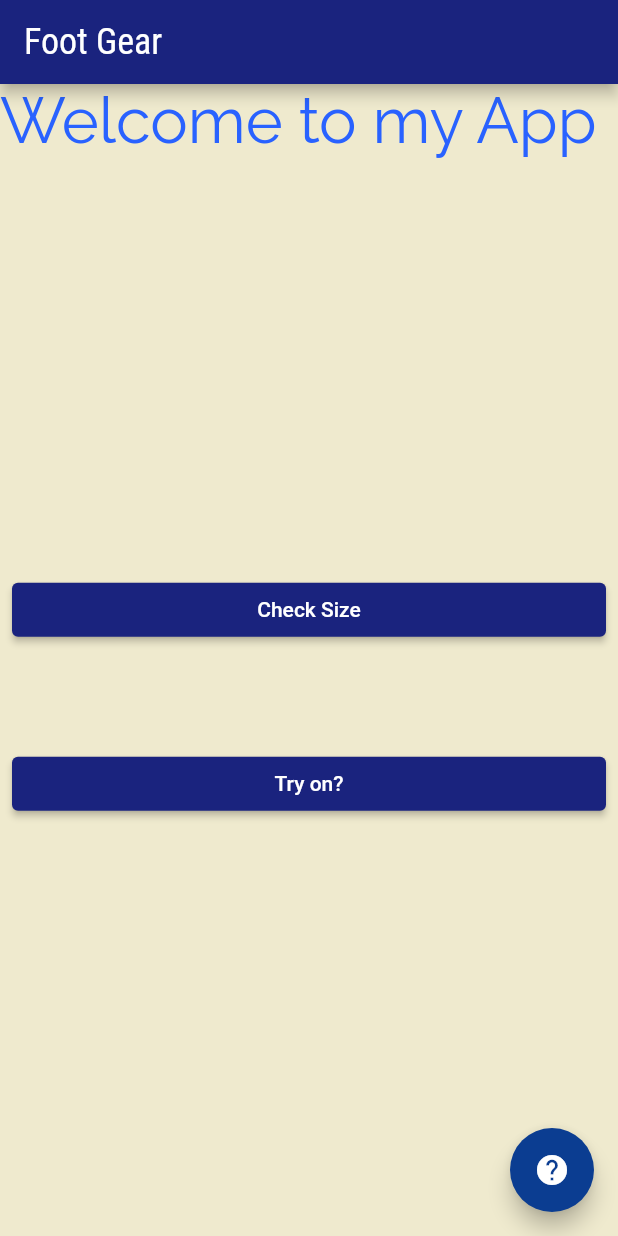
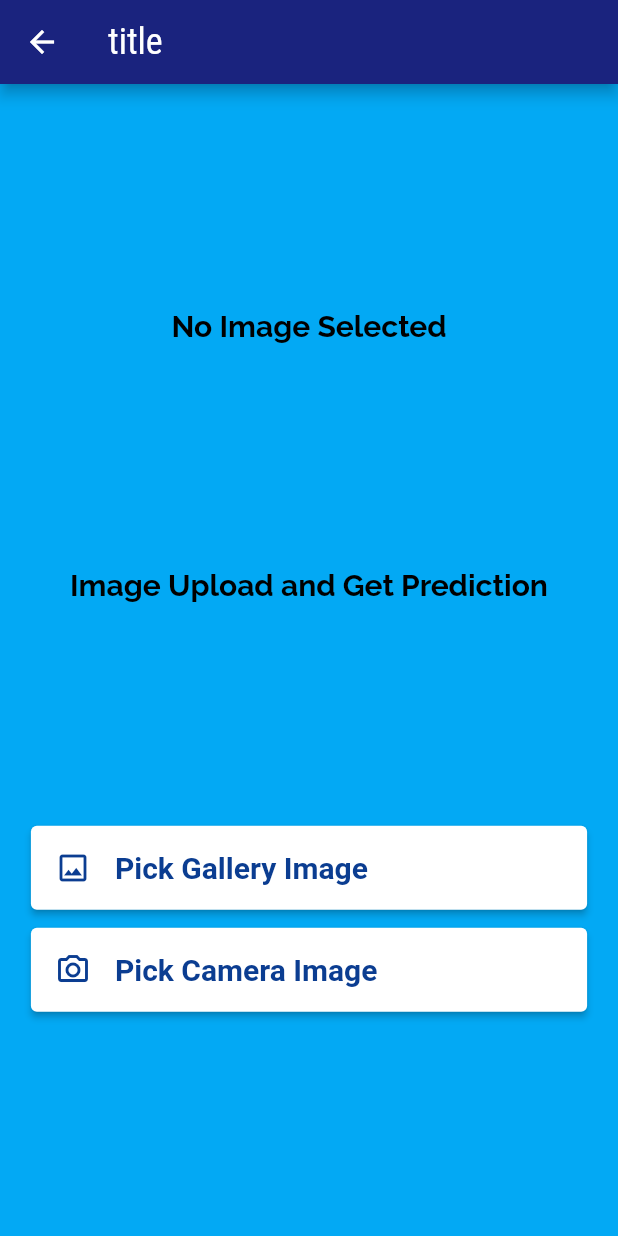
Before and after one commit to isurikaudeshini/CSC-317-1.5-Human_Computer_Interaction, a Flutter app: the screen it shows after launch, after a tap on "Check Size", on a phone screen of 412 x 824 dp. Run offline on Flutter 3.47's test engine with Material 2 defaults, Android fonts, the phone set to English and light mode, and no system bars; our stand-ins replace flutter_image_compress, flutter_spinkit, image_picker.

Commit message:
feat: :sparkles: size prediction feature added

```diff
--- a/lib/main.dart
+++ b/lib/main.dart
@@ -1,6 +1,7 @@
 import 'package:flutter/material.dart';
 import 'screens/categoriesScreen.dart';
 import 'screens/try_on_shoes.dart';
+import 'screens/feetSizePrediction.dart';
 import './colors.dart';
 
 void main() {
@@ -17,12 +18,12 @@ class MyApp extends StatelessWidget {
       title: 'Foot Gear',
       theme: ThemeData(
         primarySwatch: darkBlueSwatch,
-        canvasColor: Color.fromARGB(255, 239, 234, 206),
+        canvasColor: const Color.fromARGB(255, 239, 234, 206),
         fontFamily: 'Raleway',
         textTheme: ThemeData.light().textTheme.copyWith(
-            bodyLarge: TextStyle(color: Colors.black),
-            bodyMedium: TextStyle(color: Colors.black),
-            titleLarge: TextStyle(
+            bodyLarge: const TextStyle(color: Colors.black),
+            bodyMedium: const TextStyle(color: Colors.black),
+            titleLarge: const TextStyle(
               fontSize: 24,
               fontFamily: 'RobotoCondensed',
             )),
@@ -31,7 +32,7 @@ class MyApp extends StatelessWidget {
       initialRoute: '/',
       routes: {
         '/': (context) => const MyHomePage(title: 'Foot Gear'),
-        tryOnShoes.routeName: (context) => tryOnShoes()
+        TryOnShoes.routeName: (context) => TryOnShoes(),
       },
     );
   }
@@ -39,11 +40,6 @@ class MyApp extends StatelessWidget {
 
 class MyHomePage extends StatefulWidget {
   const MyHomePage({super.key, required this.title});
-
-  // This class is the configuration for the state. It holds the values (in this
-  // case the title) provided by the parent (in this case the App widget) and
-  // used by the build method of the State. Fields in a Widget subclass are
-  // always marked "final".
 
   final String title;
 
@@ -67,8 +63,6 @@ class _MyHomePageState extends State<MyHomePage> {
           ),
           Expanded(
             child: Center(
-              // Center is a layout widget. It takes a single child and positions it
-              // in the middle of the parent.
               child: Padding(
                 padding: const EdgeInsets.all(8.0),
                 child: Column(
@@ -76,7 +70,15 @@ class _MyHomePageState extends State<MyHomePage> {
                   crossAxisAlignment: CrossAxisAlignment.stretch,
                   children: <Widget>[
                     ElevatedButton(
-                      onPressed: () {},
+                      onPressed: () {
+                        Navigator.push(
+                          context,
+                          MaterialPageRoute(
+                              builder: (context) => const SizePrediction(
+                                    title: 'title',
+                                  )),
+                        );
+                      },
                       child: const Text("Check Size"),
                     ),
                     Card(
@@ -84,7 +86,7 @@ class _MyHomePageState extends State<MyHomePage> {
                         borderRadius: BorderRadius.circular(80),
                       ),
                     ),
-                    SizedBox(
+                    const SizedBox(
                       height: 60,
                     ),
                     ElevatedButton(
--- /dev/null
+++ b/lib/screens/feetSizePrediction.dart
@@ -0,0 +1,178 @@
+import 'dart:io';
+import 'dart:convert';
+
+import 'package:flutter/material.dart';
+import 'package:flutter/services.dart';
+import 'package:image_picker/image_picker.dart';
+import 'package:path_provider/path_provider.dart';
+import 'package:flutter_image_compress/flutter_image_compress.dart';
+import 'package:flutter_spinkit/flutter_spinkit.dart';
+import 'package:path/path.dart' as p;
+import 'package:http/http.dart' as http;
+
+import '../colors.dart';
+
+class SizePrediction extends StatefulWidget {
+  const SizePrediction({super.key, required this.title});
+  final String title;
+
+  @override
+  State<SizePrediction> createState() => _SizePredictionState();
+}
+
+class _SizePredictionState extends State<SizePrediction> {
+  File? imageFile;
+  String? _textData;
+  bool isLoading = false;
+
+  Future sendImageToServer() async {
+    print('Sending Image to Server... ============');
+
+    var url = 'http://ec2-3-90-50-142.compute-1.amazonaws.com/image';
+    var request = http.MultipartRequest('POST', Uri.parse(url));
+    request.files
+        .add(await http.MultipartFile.fromPath('img', imageFile!.path));
+    var response = await request.send();
+
+    print('Response status: ${response.statusCode}');
+
+    response.stream.transform(utf8.decoder).listen((value) {
+      setState(() {
+        isLoading = false;
+        _textData = value;
+      });
+    });
+  }
+
+  Future pickImage(ImageSource source) async {
+    try {
+      final pickedFile = await ImagePicker().pickImage(
+        source: source,
+        imageQuality: 50,
+      );
+      if (pickedFile == null) return;
+
+      var imageTemp = File(pickedFile.path);
+      imageTemp = await compressImage(imageTemp.path, 50);
+
+      setState(() {
+        isLoading = true;
+        imageFile = imageTemp;
+      });
+
+      try {
+        await sendImageToServer();
+      } catch (e) {
+        print(e);
+      }
+    } on PlatformException catch (e) {
+      print('Failed to pick image: $e');
+    }
+  }
+
+    Future<File> compressImage(String path, int quality) async {
+    final newPath = p.join((await getTemporaryDirectory()).path,
+        '${DateTime.now()}.${p.extension(path)}');
+
+    final result = await FlutterImageCompress.compressAndGetFile(path, newPath,
+        quality: quality);
+
+    return result!;
+  }
+
+  @override
+  Widget build(BuildContext context) {
+    return Scaffold(
+      appBar: AppBar(
+        title: Text(widget.title),
+      ),
+      backgroundColor: const Color(0xFF03a9f4),
+      body: Column(
+        children: [
+          const Spacer(),
+          imageFile == null
+              ? const Text(
+                  'No Image Selected',
+                  style: TextStyle(
+                    fontSize: 20,
+                    fontWeight: FontWeight.bold,
+                  ),
+                )
+              : Column(
+                  children: [
+                    Image.file(
+                      imageFile!,
+                      width: MediaQuery.of(context).size.width * 0.65,
+                      height: MediaQuery.of(context).size.height * 0.4,
+                      fit: BoxFit.cover,
+                    ),
+                    const SizedBox(height: 15),
+                    isLoading
+                        ? const SpinKitThreeBounce(
+                            color: Colors.white,
+                            size: 35.0,
+                          )
+                        : Text(_textData!),
+                  ],
+                ),
+          const Spacer(),
+          Container(
+            alignment: Alignment.center,
+            child: const Text(
+              'Image Upload and Get Prediction',
+              style: TextStyle(
+                fontSize: 20,
+                fontWeight: FontWeight.bold,
+              ),
+            ),
+          ),
+          const Spacer(),
+          SizedBox(
+            width: MediaQuery.of(context).size.width * 0.9,
+            child: buildButton(
+              title: 'Pick Gallery Image',
+              icon: Icons.image_outlined,
+              onClicked: () => pickImage(ImageSource.gallery),
+            ),
+          ),
+          const SizedBox(height: 12),
+          SizedBox(
+            width: MediaQuery.of(context).size.width * 0.9,
+            child: buildButton(
+              title: 'Pick Camera Image',
+              icon: Icons.camera_alt_outlined,
+              onClicked: () => pickImage(ImageSource.camera),
+            ),
+          ),
+          const Spacer()
+        ],
+      ),
+    );
+  }
+}
+
+Widget buildButton({
+  required String title,
+  required IconData icon,
+  required VoidCallback onClicked,
+}) {
+  return ElevatedButton(
+    onPressed: onClicked,
+    style: ElevatedButton.styleFrom(
+      minimumSize: const Size.fromHeight(56),
+      backgroundColor: Colors.white,
+      foregroundColor: darkBlueSwatch[800],
+      textStyle: const TextStyle(
+        fontSize: 20,
+        fontWeight: FontWeight.bold,
+      ),
+    ),
+    child: Row(
+      children: [
+        Icon(icon),
+        const SizedBox(width: 16),
+        Text(title),
+      ],
+    ),
+  );
+}
--- a/lib/screens/try_on_shoes.dart
+++ b/lib/screens/try_on_shoes.dart
@@ -1,13 +1,14 @@
 // ignore_for_file: prefer_const_constructors
 
 import 'package:flutter/material.dart';
-
 import 'package:foot_gear/models/shoe.dart';
 import '../dummy_data.dart';
 import '../widgets/shoe_item.dart';
 
-class tryOnShoes extends StatelessWidget {
+class TryOnShoes extends StatelessWidget {
   static const routeName = '/try-On-Shoes';
+
+  const TryOnShoes({super.key});
   // final String categoryId;
   // final String categoryTitle;
 
```
Also changed, not shown: lib/screens/categoriesScreen.dart (+6 -6 lines), lib/widgets/category_item.dart (+3 -5 lines), pubspec.yaml (+7 -0 lines), pubspec.lock.
